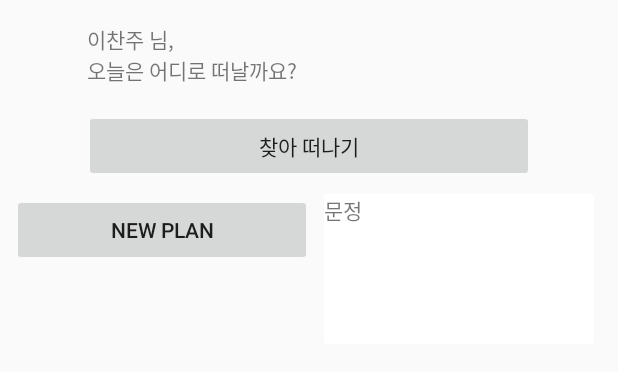
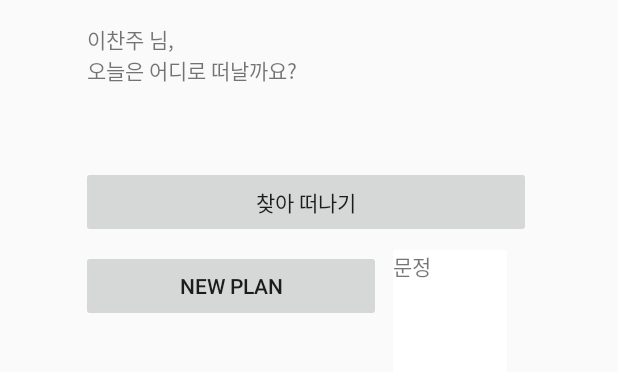
Before and after one commit to chaenkim42/mp, an Android app: the Main screen opened directly, with no data from a screen before it, on a phone screen of 412 x 824 dp, the part 213-585 px from its top. Run offline under Robolectric (Android 15) with nearby library versions, the phone set to English and light mode, and no system bars; our stand-ins replace data binding.

Commit message:
main xml layout

```diff
--- a/app/src/main/res/layout/activity_main.xml
+++ b/app/src/main/res/layout/activity_main.xml
@@ -26,6 +26,21 @@
         app:layout_constraintStart_toStartOf="@+id/main_profile_img_btn"
         app:layout_constraintTop_toBottomOf="@+id/main_profile_img_btn" />
 
+    <LinearLayout
+        android:layout_width="349dp"
+        android:layout_height="232dp"
+        android:layout_marginStart="8dp"
+        android:layout_marginTop="8dp"
+        android:layout_marginEnd="8dp"
+        android:layout_marginBottom="8dp"
+        android:orientation="vertical"
+        app:layout_constraintBottom_toBottomOf="parent"
+        app:layout_constraintEnd_toEndOf="parent"
+        app:layout_constraintHorizontal_bias="0.82"
+        app:layout_constraintStart_toStartOf="parent"
+        app:layout_constraintTop_toBottomOf="@+id/main_greeting_txt"
+        app:layout_constraintVertical_bias="0.078">
+
         <Button
             android:id="@+id/main_search_btn"
             android:layout_width="300dp"
@@ -33,22 +48,16 @@
             android:layout_marginStart="8dp"
             android:layout_marginTop="16dp"
             android:layout_marginEnd="8dp"
-        android:text="@string/main_search_btn"
-        app:layout_constraintEnd_toEndOf="parent"
-        app:layout_constraintStart_toStartOf="parent"
-        app:layout_constraintTop_toBottomOf="@+id/main_greeting_txt" />
+            android:text="@string/main_search_btn" />
 
         <LinearLayout
             android:id="@+id/linearLayout"
-        android:layout_width="match_parent"
+            android:layout_width="wrap_content"
             android:layout_height="wrap_content"
             android:layout_marginStart="8dp"
             android:layout_marginTop="8dp"
             android:layout_marginEnd="8dp"
-        android:orientation="horizontal"
-        app:layout_constraintEnd_toEndOf="parent"
-        app:layout_constraintStart_toStartOf="parent"
-        app:layout_constraintTop_toBottomOf="@+id/main_search_btn">
+            android:orientation="horizontal">
 
             <Button
                 android:id="@+id/main_mytrip_btn"
@@ -64,5 +73,6 @@
                 android:layout_marginEnd="8dp" />
 
         </LinearLayout>
+    </LinearLayout>
 
 </androidx.constraintlayout.widget.ConstraintLayout>
```
Lines whose indentation alone changed are shown as unchanged.
